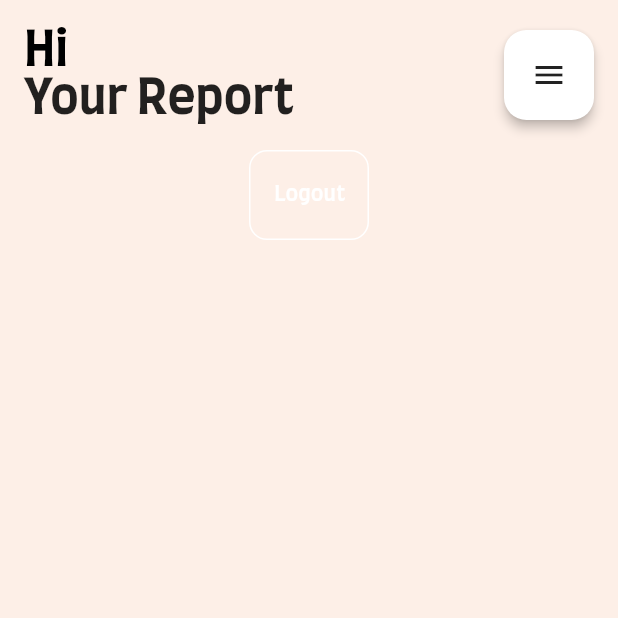
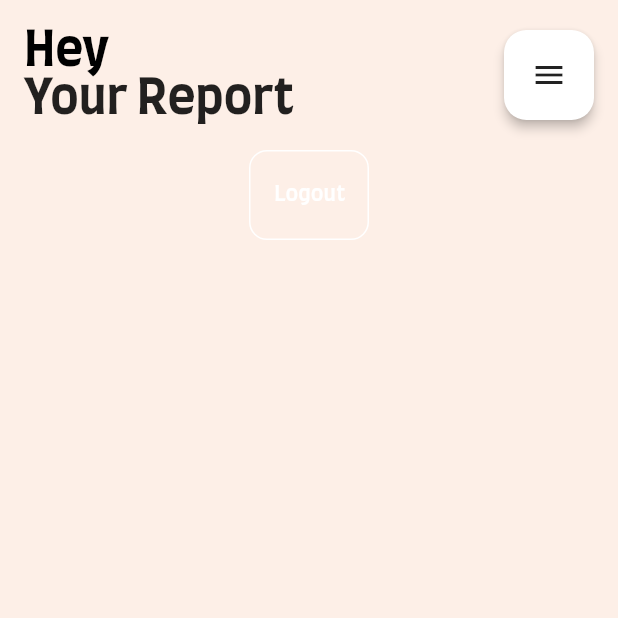
Before and after one commit to Crypto-Ash/MeHealTracker, a Flutter app: the DashBoardPage screen opened by its route, on a phone screen of 412 x 824 dp, the top half of it. Run offline on Flutter 3.47's test engine with Material 2 defaults, Android fonts, the phone set to English and light mode, and no system bars; our stand-ins replace cloud_firestore, firebase_auth, firebase_core, fluttertoast; missing offline and left inert: cache_manager; accounts and stored records are empty.

Commit message:
hi_to_hey_change

```diff
--- a/mental_health_tracker/lib/Screens/dashboard.dart
+++ b/mental_health_tracker/lib/Screens/dashboard.dart
@@ -56,7 +56,7 @@ class _DashBoardPageState extends State<DashBoardPage> {
                 children: [
                   RichText(
                     text: TextSpan(
-                      text: 'Hi ${loggedInUser.name}',
+                      text: 'Hey ${loggedInUser.name}',
                       style: const TextStyle(color: Colors.black, fontSize: 32.0, fontFamily: 'Farro', fontWeight: FontWeight.w600),
                       children: const <TextSpan>[
                         TextSpan(
```
